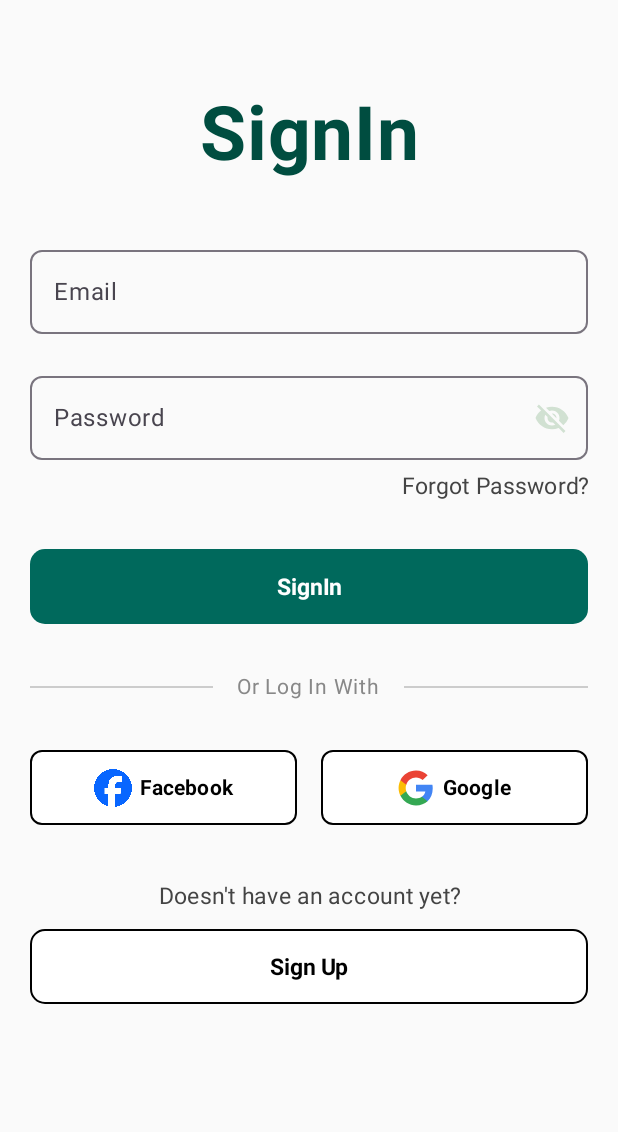
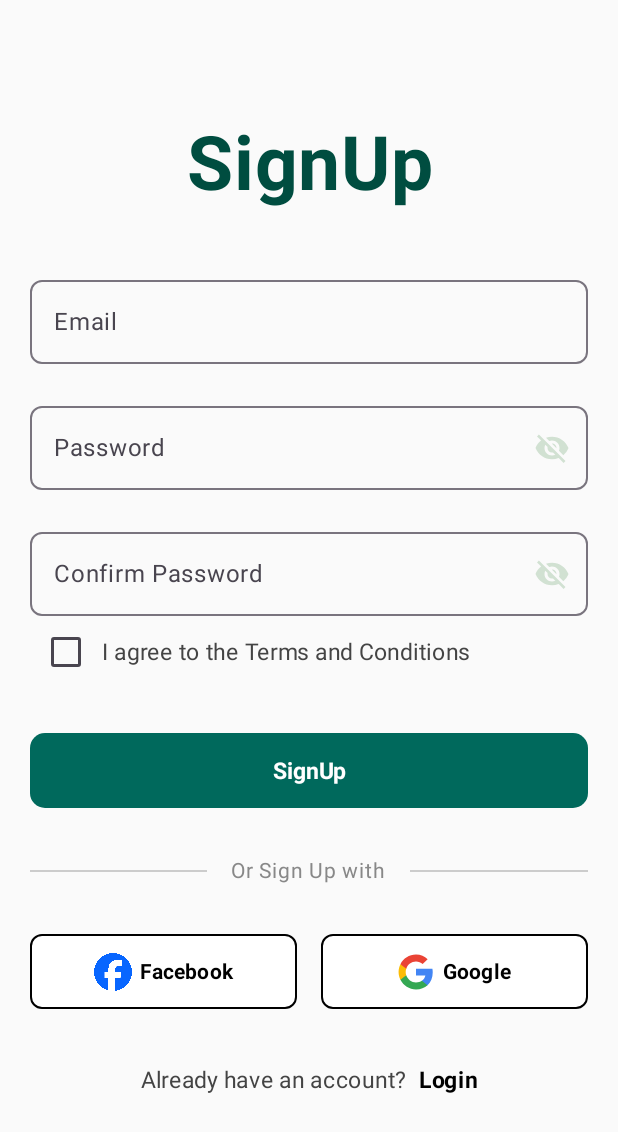
Before and after one commit to armanhovsepyan98/AuthModule, an Android app built with Jetpack Compose: the screen it shows after launch (MainActivity), on a phone screen of 412 x 824 dp. Shown: the top 1132 px of the screen. Run offline under Robolectric (Android 15) with nearby library versions, the phone set to English and light mode, and no system bars.

Commit message:
SignUpScreen  Implementation Improvements Repository

```diff
--- a/app/src/main/java/com/authmodule/navigation/Navigation.kt
+++ b/app/src/main/java/com/authmodule/navigation/Navigation.kt
@@ -1,5 +1,7 @@
 package com.authmodule.navigation
 
+import androidx.compose.animation.AnimatedContentTransitionScope
+import androidx.compose.animation.core.tween
 import androidx.compose.runtime.Composable
 import androidx.navigation.compose.NavHost
 import androidx.navigation.compose.composable
@@ -15,21 +17,49 @@ fun Navigation() {
     val navController = rememberNavController()
     NavHost(
         navController = navController,
-        startDestination = ScreenRoutes.SignInScreen.route
-    ){
-        composable(ScreenRoutes.SignInScreen.route){
+        startDestination = ScreenRoutes.SignUpScreen.route,
+        enterTransition = {
+            slideIntoContainer(
+                towards = AnimatedContentTransitionScope.SlideDirection.Companion.Left,
+                animationSpec = tween(300)
+            )
+        },
+        exitTransition = {
+            slideOutOfContainer(
+                towards = AnimatedContentTransitionScope.SlideDirection.Companion.Left,
+                animationSpec = tween(300)
+            )
+        },
+        popEnterTransition = {
+            slideIntoContainer(
+                towards = AnimatedContentTransitionScope.SlideDirection.Companion.Right,
+                animationSpec = tween(300)
+            )
+        },
+        popExitTransition = {
+            slideOutOfContainer(
+                towards = AnimatedContentTransitionScope.SlideDirection.Companion.Right,
+                animationSpec = tween(300)
+            )
+        }
+    ) {
+        composable(ScreenRoutes.SignInScreen.route) {
             val viewModel = SignInViewModel()
-            SignInScreen(viewModel)
+            SignInScreen(viewModel, onSignUpBtnClick = {
+            })
         }
-        composable(ScreenRoutes.SignUpScreen.route){
+        composable(ScreenRoutes.SignUpScreen.route) {
             val viewModel = SignUpViewModel()
-            SignUpScreen()
+            SignUpScreen(viewModel,
+                onLoginTxtClick = {
+                    navController.navigate(ScreenRoutes.SignInScreen.route){}
+                })
         }
     }
 
 }
 
-sealed class ScreenRoutes(val route:String){
-    object SignInScreen:ScreenRoutes("sign_in_screen")
-    object SignUpScreen:ScreenRoutes("sign_up_screen")
+sealed class ScreenRoutes(val route: String) {
+    object SignInScreen : ScreenRoutes("sign_in_screen")
+    object SignUpScreen : ScreenRoutes("sign_up_screen")
 }
--- a/app/src/main/java/com/authmodule/presentation/components/Background.kt
+++ b/app/src/main/java/com/authmodule/presentation/components/Background.kt
@@ -1,13 +1,12 @@
 package com.authmodule.presentation.components
 
-import androidx.compose.foundation.background
 import androidx.compose.foundation.gestures.detectTapGestures
 import androidx.compose.foundation.layout.Box
-import androidx.compose.foundation.layout.Column
 import androidx.compose.foundation.layout.fillMaxHeight
 import androidx.compose.foundation.layout.fillMaxSize
 import androidx.compose.foundation.layout.padding
-import androidx.compose.material3.MaterialTheme
+import androidx.compose.foundation.lazy.LazyColumn
+import androidx.compose.foundation.rememberScrollState
 import androidx.compose.runtime.Composable
 import androidx.compose.ui.Modifier
 import androidx.compose.ui.focus.FocusRequester
@@ -18,14 +17,16 @@ import androidx.compose.ui.unit.dp
 
 @Composable
 fun Background(
-    body: @Composable () -> Unit,
+    body: @Composable (Modifier) -> Unit,
 ) {
     val focusRequester = FocusRequester()
     val focusManager = LocalFocusManager.current
+    val scrollState = rememberScrollState()
 
     Box(
         modifier = Modifier
             .fillMaxSize()
+            .padding(20.dp)
             .focusRequester(focusRequester)
             .pointerInput(Unit) {
                 detectTapGestures(onTap = {
@@ -33,12 +34,14 @@ fun Background(
                 })
             }
     ) {
-        Column(
+        LazyColumn(
             modifier = Modifier
-                .padding(start = 20.dp, end = 20.dp)
+                .fillMaxHeight()
                 .fillMaxSize()
         ) {
-            body()
+            item {
+                body(Modifier)
+            }
         }
     }
 }
--- /dev/null
+++ b/app/src/main/java/com/authmodule/presentation/components/SeperatorWithText.kt
@@ -0,0 +1,51 @@
+package com.authmodule.presentation.components
+
+import androidx.compose.foundation.background
+import androidx.compose.foundation.layout.Arrangement
+import androidx.compose.foundation.layout.Box
+import androidx.compose.foundation.layout.Row
+import androidx.compose.foundation.layout.Spacer
+import androidx.compose.foundation.layout.fillMaxWidth
+import androidx.compose.foundation.layout.height
+import androidx.compose.foundation.layout.width
+import androidx.compose.material3.Text
+import androidx.compose.runtime.Composable
+import androidx.compose.ui.Alignment
+import androidx.compose.ui.Modifier
+import androidx.compose.ui.graphics.Color
+import androidx.compose.ui.unit.dp
+import androidx.compose.ui.unit.sp
+
+@Composable
+fun SeperatorWithText(text:String) {
+    Row(
+        modifier = Modifier
+            .fillMaxWidth(),
+        horizontalArrangement = Arrangement.Center,
+        verticalAlignment = Alignment.CenterVertically
+    ) {
+        Box(
+            modifier = Modifier
+                .height(1.dp)
+                .weight(1f)
+                .background(Color.LightGray)
+        )
+
+        Spacer(modifier = Modifier.width(16.dp))
+
+        Text(
+            text = text,
+            color = Color.Gray,
+            fontSize = 14.sp,
+        )
+
+        Spacer(modifier = Modifier.width(16.dp))
+
+        Box(
+            modifier = Modifier
+                .height(1.dp)
+                .weight(1f)
+                .background(Color.LightGray)
+        )
+    }
+}
--- a/app/src/main/java/com/authmodule/presentation/signin/SignInScreen.kt
+++ b/app/src/main/java/com/authmodule/presentation/signin/SignInScreen.kt
@@ -1,22 +1,14 @@
 package com.authmodule.presentation.signin
 
-import androidx.compose.foundation.background
 import androidx.compose.foundation.layout.Arrangement
-import androidx.compose.foundation.layout.Box
 import androidx.compose.foundation.layout.Row
 import androidx.compose.foundation.layout.Spacer
 import androidx.compose.foundation.layout.fillMaxWidth
 import androidx.compose.foundation.layout.height
 import androidx.compose.foundation.layout.padding
-import androidx.compose.foundation.layout.width
 import androidx.compose.material3.MaterialTheme
 import androidx.compose.material3.Text
 import androidx.compose.runtime.Composable
-import androidx.compose.runtime.getValue
-import androidx.compose.runtime.mutableStateOf
-import androidx.compose.runtime.remember
-import androidx.compose.runtime.setValue
-import androidx.compose.ui.Alignment
 import androidx.compose.ui.Modifier
 import androidx.compose.ui.graphics.Color
 import androidx.compose.ui.res.painterResource
@@ -29,14 +21,17 @@ import com.authmodule.presentation.components.AppButton
 import com.authmodule.presentation.components.Background
 import com.authmodule.presentation.components.EmailTextField
 import com.authmodule.presentation.components.PasswordTextField
+import com.authmodule.presentation.components.SeperatorWithText
 import com.authmodule.presentation.components.SocialMediaButton
 
 @Composable
-fun SignInScreen(viewModel: SignInViewModel) {
+fun SignInScreen(viewModel: SignInViewModel, onSignUpBtnClick: () -> Unit) {
     Background {
         HeaderComponent()
         InputFieldsComponent(viewModel)
-        ButtonsField()
+        ButtonsField {
+            onSignUpBtnClick()
+        }
     }
 }
 
@@ -90,13 +85,13 @@ fun InputFieldsComponent(viewModel: SignInViewModel) {
 }
 
 @Composable
-fun ButtonsField() {
+fun ButtonsField(onSignUpBtnClick: () -> Unit) {
     Spacer(modifier = Modifier.height(30.dp))
     AppButton(
         buttonTxt = "SignIn"
     ) {}
     Spacer(modifier = Modifier.height(30.dp))
-    LogInWithTextSeperator()
+    SeperatorWithText("Or Log In With")
     Spacer(modifier = Modifier.height(30.dp))
     SocialMediaButtonsRow()
     Spacer(modifier = Modifier.height(30.dp))
@@ -105,7 +100,9 @@ fun ButtonsField() {
     AppButton(
         buttonTxt = "Sign Up",
         backgroundColor = Color.White
-    ) {}
+    ) {
+        onSignUpBtnClick()
+    }
 }
 
 @Composable
@@ -149,38 +146,3 @@ fun SocialMediaButtonsRow() {
         )
     }
 }
-
-
-@Composable
-fun LogInWithTextSeperator() {
-    Row(
-        modifier = Modifier
-            .fillMaxWidth(),
-        horizontalArrangement = Arrangement.Center,
-        verticalAlignment = Alignment.CenterVertically
-    ) {
-        Box(
-            modifier = Modifier
-                .height(1.dp)
-                .weight(1f)
-                .background(Color.LightGray)
-        )
-
-        Spacer(modifier = Modifier.width(16.dp))
-
-        Text(
-            text = "Or Log In With",
-            color = Color.Gray,
-            fontSize = 14.sp,
-        )
-
-        Spacer(modifier = Modifier.width(16.dp))
-
-        Box(
-            modifier = Modifier
-                .height(1.dp)
-                .weight(1f)
-                .background(Color.LightGray)
-        )
-    }
-}
--- a/app/src/main/java/com/authmodule/presentation/signup/SignUpScreen.kt
+++ b/app/src/main/java/com/authmodule/presentation/signup/SignUpScreen.kt
@@ -1,9 +1,164 @@
 package com.authmodule.presentation.signup
 
+import androidx.compose.foundation.clickable
+import androidx.compose.foundation.layout.Arrangement
+import androidx.compose.foundation.layout.Row
+import androidx.compose.foundation.layout.Spacer
+import androidx.compose.foundation.layout.fillMaxWidth
+import androidx.compose.foundation.layout.height
+import androidx.compose.foundation.layout.padding
+import androidx.compose.material3.Checkbox
+import androidx.compose.material3.CheckboxDefaults
+import androidx.compose.material3.MaterialTheme
+import androidx.compose.material3.Text
 import androidx.compose.runtime.Composable
+import androidx.compose.ui.Alignment
+import androidx.compose.ui.Modifier
+import androidx.compose.ui.graphics.Color
+import androidx.compose.ui.text.font.FontWeight
+import androidx.compose.ui.text.style.TextAlign
+import androidx.compose.ui.unit.dp
+import androidx.compose.ui.unit.sp
+import com.authmodule.presentation.components.AppButton
+import com.authmodule.presentation.components.Background
+import com.authmodule.presentation.components.EmailTextField
+import com.authmodule.presentation.components.PasswordTextField
+import com.authmodule.presentation.components.SeperatorWithText
+import com.authmodule.presentation.signin.SocialMediaButtonsRow
 
 @Composable
-fun SignUpScreen() {
+fun SignUpScreen(viewModel: SignUpViewModel, onLoginTxtClick: () -> Unit) {
+    Background {
+        HeaderComponent()
+        InputFieldsComponent(viewModel)
+        ButtonsField {
+            onLoginTxtClick()
+        }
+    }
+}
+
+@Composable
+fun HeaderComponent() {
+    Text(
+        modifier = Modifier
+            .fillMaxWidth()
+            .padding(top = 60.dp),
+        fontSize = 50.sp,
+        fontWeight = FontWeight.Bold,
+        text = "SignUp",
+        color = MaterialTheme.colorScheme.onPrimary,
+        textAlign = TextAlign.Center
+    )
+}
+
+@Composable
+fun InputFieldsComponent(viewModel: SignUpViewModel) {
+    Spacer(modifier = Modifier.height(40.dp))
+    EmailTextField(
+        labelValue = "Email",
+        hint = "example@gmail.com",
+        textValue = viewModel.signUpUIState.value.email,
+        onTextChanged = {
+            viewModel.onEvent(SignUpUIEvent.EmailChanged(it))
+        }
+    )
+
+    Spacer(modifier = Modifier.height(20.dp))
+
+    PasswordTextField(
+        labelValue = "Password",
+        hint = "Enter your password",
+        textValue = viewModel.signUpUIState.value.password,
+        onTextChanged = {
+            viewModel.onEvent(SignUpUIEvent.PasswordChanged(it))
+        },
+    )
+
+    Spacer(modifier = Modifier.height(20.dp))
+
+    PasswordTextField(
+        labelValue = "Confirm Password",
+        hint = "Enter your password",
+        textValue = viewModel.signUpUIState.value.confirmPassword,
+        onTextChanged = {
+            viewModel.onEvent(SignUpUIEvent.ConfirmPasswordChanged(it))
+        },
+    )
+
+    TermsAndConditionsCheckbox(
+        isChecked = viewModel.signUpUIState.value.isChecked,
+        onCheckedChange = {
+            viewModel.onEvent(SignUpUIEvent.TermsAndConditionsChanged(it))
+        }
+    )
+}
 
 
+@Composable
+fun ButtonsField(onLoginTxtClick: () -> Unit) {
+    Spacer(modifier = Modifier.height(30.dp))
+    AppButton(
+        buttonTxt = "SignUp"
+    ) {}
+    Spacer(modifier = Modifier.height(30.dp))
+    SeperatorWithText("Or Sign Up with")
+    Spacer(modifier = Modifier.height(30.dp))
+    SocialMediaButtonsRow()
+    Spacer(modifier = Modifier.height(30.dp))
+    AlreadyHaveAnAccountTxt {
+        onLoginTxtClick()
+    }
 }
+
+@Composable
+fun TermsAndConditionsCheckbox(
+    isChecked: Boolean,
+    onCheckedChange: (Boolean) -> Unit
+) {
+    Row(
+        verticalAlignment = Alignment.CenterVertically,
+        modifier = Modifier
+            .fillMaxWidth()
+    ) {
+        Checkbox(
+            checked = isChecked,
+            colors = CheckboxDefaults.colors(checkmarkColor = Color.White),
+            onCheckedChange = {
+                onCheckedChange(it)
+            }
+        )
+
+        Text(
+            text = "I agree to the Terms and Conditions",
+            color = Color.DarkGray,
+            textAlign = TextAlign.Start,
+            fontSize = 15.sp
+        )
+    }
+}
+
+
+@Composable
+fun AlreadyHaveAnAccountTxt(onLoginTxtClick: () -> Unit) {
+    Row(
+        modifier = Modifier
+            .fillMaxWidth()
+            .padding(top = 5.dp),
+        horizontalArrangement = Arrangement.Center
+    ) {
+        Text(
+            text = "Already have an account? ",
+            color = Color.DarkGray,
+            fontSize = 15.sp
+        )
+
+        Text(
+            text = "Login",
+            modifier = Modifier
+                .clickable { onLoginTxtClick() }
+                .padding(start = 4.dp),
+            fontWeight = FontWeight.Bold,
+            fontSize = 15.sp
+        )
+    }
+}
--- a/app/src/main/java/com/authmodule/presentation/signup/SignUpViewModel.kt
+++ b/app/src/main/java/com/authmodule/presentation/signup/SignUpViewModel.kt
@@ -1,6 +1,73 @@
 package com.authmodule.presentation.signup
 
+import androidx.compose.runtime.getValue
+import androidx.compose.runtime.mutableStateOf
+import androidx.compose.runtime.setValue
 import androidx.lifecycle.ViewModel
 
-class SignUpViewModel:ViewModel() {
+class SignUpViewModel : ViewModel() {
+
+    var uiState by mutableStateOf<State>(State.Initial)
+        private set
+
+    var signUpUIState = mutableStateOf(SignUpUIState())
+
+    fun onEvent(event: SignUpUIEvent) {
+        when (event) {
+            is SignUpUIEvent.EmailChanged -> {
+                signUpUIState.value = signUpUIState.value.copy(
+                    email = event.email
+                )
+            }
+
+            is SignUpUIEvent.PasswordChanged -> {
+                signUpUIState.value = signUpUIState.value.copy(
+                    password = event.password
+                )
+            }
+
+            is SignUpUIEvent.ConfirmPasswordChanged -> {
+                signUpUIState.value = signUpUIState.value.copy(
+                    confirmPassword = event.confirmPassword
+                )
+            }
+
+            is SignUpUIEvent.TermsAndConditionsChanged -> {
+                signUpUIState.value = signUpUIState.value.copy(
+                    isChecked = event.isChecked
+                )
+            }
+
+            is SignUpUIEvent.FacebookBtnClicked -> TODO()
+            is SignUpUIEvent.GoogleBtnClicked -> TODO()
+            is SignUpUIEvent.LoginHereTxtClicked -> TODO()
+            is SignUpUIEvent.SignUpBtnClicked -> TODO()
+        }
+    }
 }
+
+data class SignUpUIState(
+    var email: String = "",
+    var password: String = "",
+    var confirmPassword: String = "",
+    var isChecked: Boolean = false
+)
+
+sealed class SignUpUIEvent {
+    data class EmailChanged(val email: String) : SignUpUIEvent()
+    data class PasswordChanged(val password: String) : SignUpUIEvent()
+    data class ConfirmPasswordChanged(val confirmPassword: String) : SignUpUIEvent()
+    data class TermsAndConditionsChanged(val isChecked: Boolean) : SignUpUIEvent()
+
+    object SignUpBtnClicked : SignUpUIEvent()
+    object GoogleBtnClicked : SignUpUIEvent()
+    object FacebookBtnClicked : SignUpUIEvent()
+    object LoginHereTxtClicked : SignUpUIEvent()
+}
+
+sealed class State {
+    object Initial : State()
+    object Loading : State()
+    open class Error(val messageRes: String) : State()
+    open class ErrorWithCode(val message: String) : State()
+}
```
Also changed, not shown: app/src/main/java/com/authmodule/data/AuthRepositoryImpl.kt (added, +17 -0 lines), app/src/main/java/com/authmodule/domain/repository/AuthRepository.kt (added, +9 -0 lines).
